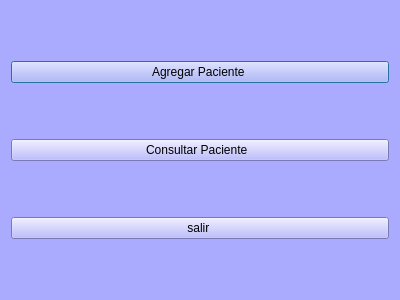
Before: the Qt Designer form ventana_menu.ui in isavalenra/PROYECTOFINAL_INFO2, drawn with Qt 5.
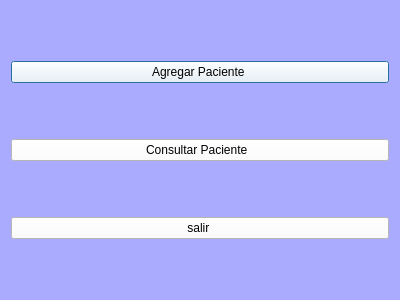
After: the same form once the commit is applied.

Commit message: actualizacion ventanas vistas

What changed in the file:
```diff
--- a/ventana_menu.ui
+++ b/ventana_menu.ui
@@ -19,6 +19,9 @@
   <layout class="QGridLayout" name="gridLayout">
    <item row="0" column="0">
     <widget class="QPushButton" name="boton_agregar">
+     <property name="styleSheet">
+      <string notr="true">background-color: rgb(255, 255, 255)</string>
+     </property>
      <property name="text">
       <string>Agregar Paciente </string>
      </property>
@@ -26,6 +29,9 @@
    </item>
    <item row="1" column="0">
     <widget class="QPushButton" name="boton_consultar">
+     <property name="styleSheet">
+      <string notr="true">background-color: rgb(255, 255, 255)</string>
+     </property>
      <property name="text">
       <string>Consultar Paciente  </string>
      </property>
@@ -33,6 +39,9 @@
    </item>
    <item row="2" column="0">
     <widget class="QPushButton" name="boton_salir">
+     <property name="styleSheet">
+      <string notr="true">background-color: rgb(255, 255, 255)</string>
+     </property>
      <property name="text">
       <string>salir </string>
      </property>
```
The commit also changes 2 other files.
